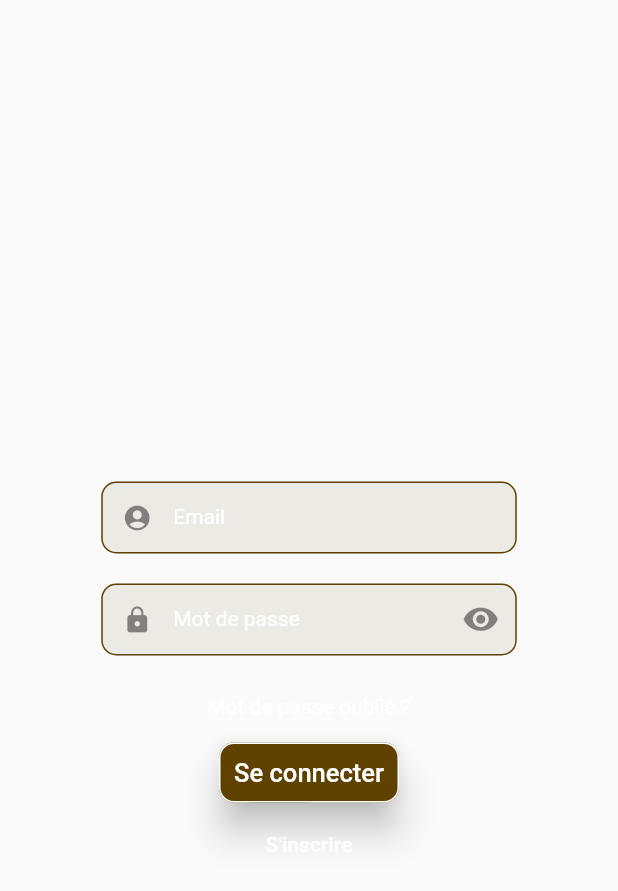
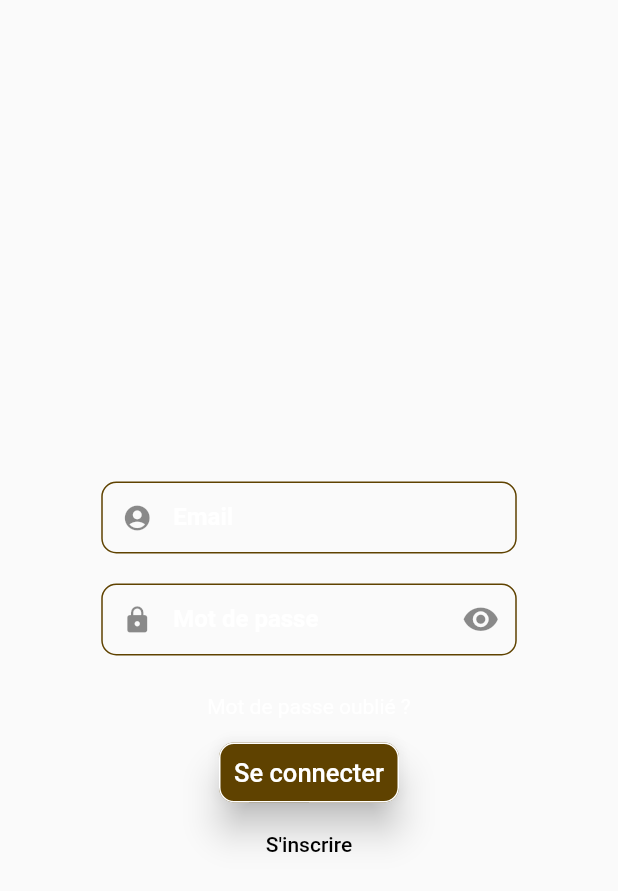
Before and after one commit to levydanqc/ProjetApprofondissement, a Flutter app: the screen it shows after launch, on a phone screen of 412 x 824 dp. Shown: the top 891 px of the screen. Run offline on Flutter 3.47's test engine with Material 2 defaults, Android fonts, the phone set to English and light mode, and no system bars; drawn by our look-alikes of flutter_login; our stand-ins replace another_flushbar, flutter_secure_storage; generated files the repository leaves out were written again.

Commit message:
Ajout de la page d'accueil.

```diff
--- a/astrokit/lib/src/Screens/login_screen.dart
+++ b/astrokit/lib/src/Screens/login_screen.dart
@@ -1,4 +1,6 @@
+import 'package:astrokit/src/Screens/home.dart';
 import 'package:flutter/material.dart';
+import 'package:flutter/widgets.dart';
 import 'package:flutter_login/flutter_login.dart';
 import '../const.dart' as env;
 
@@ -49,7 +51,7 @@ class _LoginScreenState extends State<LoginScreen> {
             logo: null,
             theme: LoginTheme(
               errorColor: Colors.redAccent.shade400,
-              switchAuthTextColor: Colors.white,
+              switchAuthTextColor: Colors.black,
               authButtonPadding: const EdgeInsets.symmetric(vertical: 10),
               pageColorDark: Colors.transparent,
               pageColorLight: Colors.transparent,
@@ -71,9 +73,12 @@ class _LoginScreenState extends State<LoginScreen> {
                 elevation: 0,
                 margin: EdgeInsets.only(top: 30),
               ),
+              textFieldStyle: const TextStyle(color: Colors.white),
               inputTheme: const InputDecorationTheme(
-                labelStyle: TextStyle(color: Colors.white),
-                filled: true,
+                labelStyle:
+                    TextStyle(color: Colors.white, fontWeight: FontWeight.bold),
+                fillColor: Colors.white,
+                filled: false,
                 border: OutlineInputBorder(
                   borderSide: BorderSide(color: env.brown),
                   borderRadius: BorderRadius.all(Radius.circular(10)),
@@ -89,7 +94,7 @@ class _LoginScreenState extends State<LoginScreen> {
             onSignup: Validation.signup,
             onSubmitAnimationCompleted: () {
               Navigator.of(context).pushReplacement(MaterialPageRoute(
-                builder: (context) => const LoginScreen(),
+                builder: (context) => Home(LoginScreen.routeName),
               ));
             },
             onRecoverPassword: Validation.recoverPassword,
--- a/astrokit/lib/src/Shared/user_validation.dart
+++ b/astrokit/lib/src/Shared/user_validation.dart
@@ -22,6 +22,7 @@ class Validation {
 
       String pwd = hashPwd(loginData.password);
       File.write(loginData.name, pwd);
+
       return null;
     });
   }
@@ -35,7 +36,8 @@ class Validation {
       if (value != pwd) {
         return "L'adresse mail et le mot de passe ne correspondent pas.";
       }
-      return "Match";
+
+      return null;
     });
   }
 
@@ -47,6 +49,7 @@ class Validation {
         .hasMatch(email!)) {
       return "L'adresse email n'est pas valide.";
     }
+
     return null;
   }
 
@@ -70,6 +73,7 @@ class Validation {
       if (value == null) {
         return "Aucun compte n'est relié à cet email.";
       }
+      return null;
     });
   }
 }
--- a/astrokit/pubspec.yaml
+++ b/astrokit/pubspec.yaml
@@ -10,6 +10,7 @@ environment:
   sdk: ">=2.12.0 <3.0.0"
 
 dependencies:
+  another_flushbar: ^1.10.24
   crypto: ^3.0.1
   flutter:
     sdk: flutter
```
Also changed, not shown: astrokit/lib/src/Screens/home.dart (added, +62 -0 lines), astrokit/pubspec.lock.
